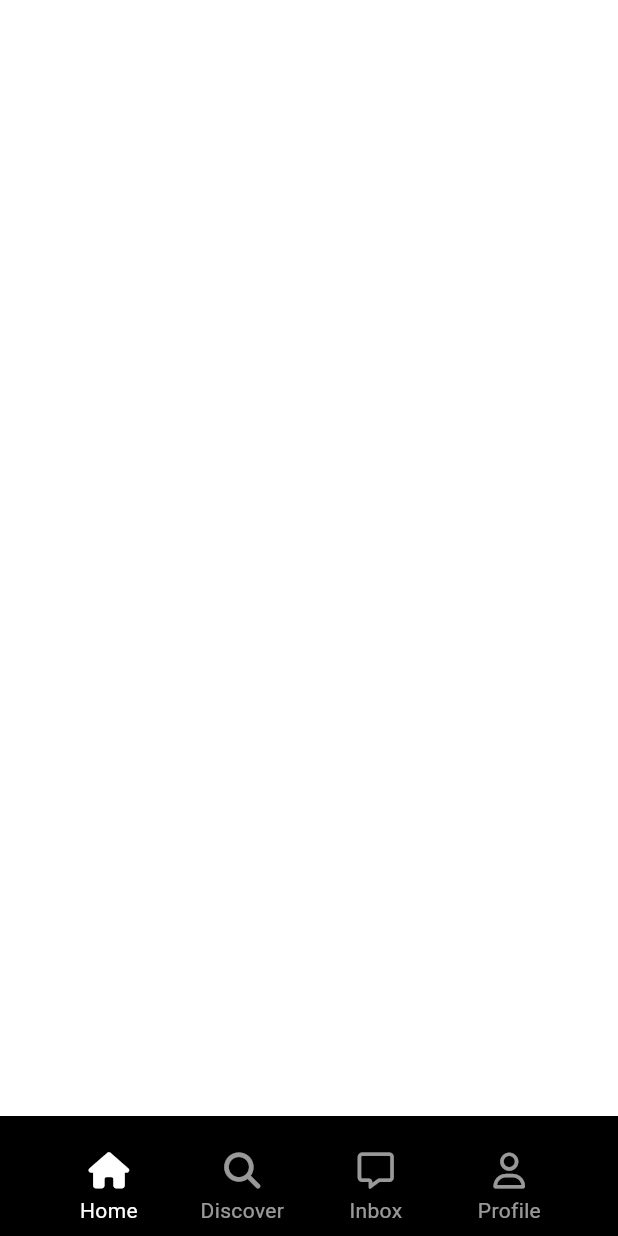
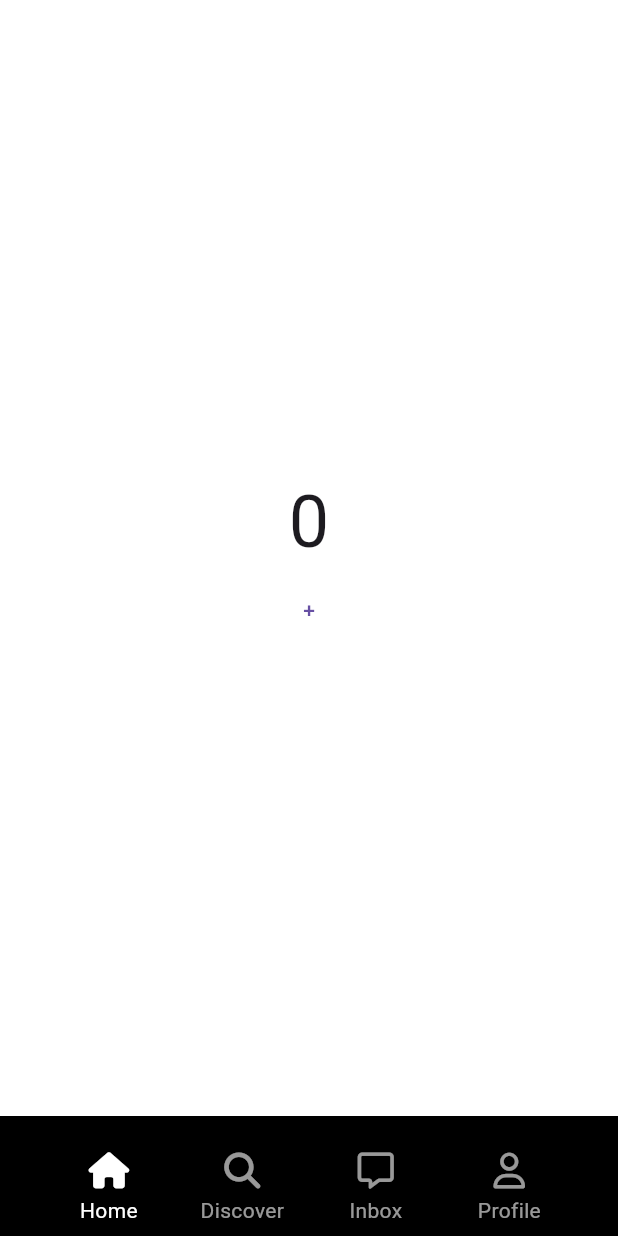
Before and after one commit to dongyyy/Tiktok_clone, a Flutter app: the MainNavigationScreen screen opened directly, on a phone screen of 412 x 824 dp. Run offline on Flutter 3.47's test engine with Material 3 defaults, Android fonts, the phone set to English and light mode, and no system bars; our stand-ins replace font_awesome_flutter.

Commit message:
#6.6 Stateful Navigation part One

```diff
--- a/lib/main_navigation/main_navigation_screen.dart
+++ b/lib/main_navigation/main_navigation_screen.dart
@@ -1,6 +1,7 @@
 import 'package:flutter/cupertino.dart';
 import 'package:flutter/material.dart';
 import 'package:font_awesome_flutter/font_awesome_flutter.dart';
+import 'package:tiktok_clone_dy/main_navigation/stf_screen.dart';
 
 import '../constants/sizes.dart';
 import 'widgets/nav_tab.dart';
@@ -14,18 +15,11 @@ class MainNavigationScreen extends StatefulWidget {
 
 class _MainNavigationScreenState extends State<MainNavigationScreen> {
   var screens = [
-    const Center(
-      child: Text(
-        'Home',
-        style: TextStyle(fontSize: 49),
-      ),
-    ),
-    const Center(
-      child: Text(
-        'Search',
-        style: TextStyle(fontSize: 49),
-      ),
-    ),
+    StfScreen(key: GlobalKey()),
+    StfScreen(key: GlobalKey()),
+    Container(),
+    StfScreen(key: GlobalKey()),
+    StfScreen(key: GlobalKey()),
   ];
 
   int _selectedIndex = 0;
@@ -39,6 +33,7 @@ class _MainNavigationScreenState extends State<MainNavigationScreen> {
   @override
   Widget build(BuildContext context) {
     return Scaffold(
+      body: screens.elementAt(_selectedIndex),
       bottomNavigationBar: BottomAppBar(
         color: Colors.black,
         child: Padding(
@@ -50,24 +45,28 @@ class _MainNavigationScreenState extends State<MainNavigationScreen> {
                 text: "Home",
                 isSelected: _selectedIndex == 0,
                 icon: FontAwesomeIcons.house,
+                selectedIcon: FontAwesomeIcons.house,
                 onTap: () => _onTap(0),
               ),
               NavTab(
                 text: "Discover",
                 isSelected: _selectedIndex == 1,
                 icon: FontAwesomeIcons.magnifyingGlass,
+                selectedIcon: FontAwesomeIcons.solidCompass,
                 onTap: () => _onTap(1),
               ),
               NavTab(
                 text: "Inbox",
                 isSelected: _selectedIndex == 3,
                 icon: FontAwesomeIcons.message,
+                selectedIcon: FontAwesomeIcons.solidMessage,
                 onTap: () => _onTap(3),
               ),
               NavTab(
                 text: "Profile",
                 isSelected: _selectedIndex == 4,
                 icon: FontAwesomeIcons.user,
+                selectedIcon: FontAwesomeIcons.solidUser,
                 onTap: () => _onTap(4),
               ),
             ],
--- /dev/null
+++ b/lib/main_navigation/stf_screen.dart
@@ -0,0 +1,43 @@
+import 'package:flutter/material.dart';
+
+class StfScreen extends StatefulWidget {
+  const StfScreen({super.key});
+
+  @override
+  State<StfScreen> createState() => _StfScreenState();
+}
+
+class _StfScreenState extends State<StfScreen> {
+  int _clicks = 0;
+
+  void _increase() {
+    setState(() {
+      _clicks = _clicks + 1;
+    });
+  }
+
+  @override
+  void dispose() {
+    print(_clicks);
+    super.dispose();
+  }
+
+  @override
+  Widget build(BuildContext context) {
+    return Center(
+      child: Column(
+        mainAxisAlignment: MainAxisAlignment.center,
+        children: [
+          Text(
+            "$_clicks",
+            style: const TextStyle(fontSize: 48),
+          ),
+          TextButton(
+            onPressed: _increase,
+            child: const Text('+'),
+          )
+        ],
+      ),
+    );
+  }
+}
--- a/lib/main_navigation/widgets/nav_tab.dart
+++ b/lib/main_navigation/widgets/nav_tab.dart
@@ -1,7 +1,7 @@
 import 'package:flutter/material.dart';
 import 'package:font_awesome_flutter/font_awesome_flutter.dart';
 
-import '../../../constants/gaps.dart';
+import '../../constants/gaps.dart';
 
 class NavTab extends StatelessWidget {
   const NavTab({
@@ -10,12 +10,14 @@ class NavTab extends StatelessWidget {
     required this.isSelected,
     required this.icon,
     required this.onTap,
+    required this.selectedIcon,
   });
 
   final String text;
   final bool isSelected;
   final IconData icon;
   final Function onTap;
+  final IconData selectedIcon;
 
   @override
   Widget build(BuildContext context) {
@@ -31,7 +33,7 @@ class NavTab extends StatelessWidget {
               mainAxisSize: MainAxisSize.min,
               children: [
                 FaIcon(
-                  icon,
+                  isSelected ? selectedIcon : icon,
                   color: Colors.white,
                 ),
                 Gaps.v5,
```
